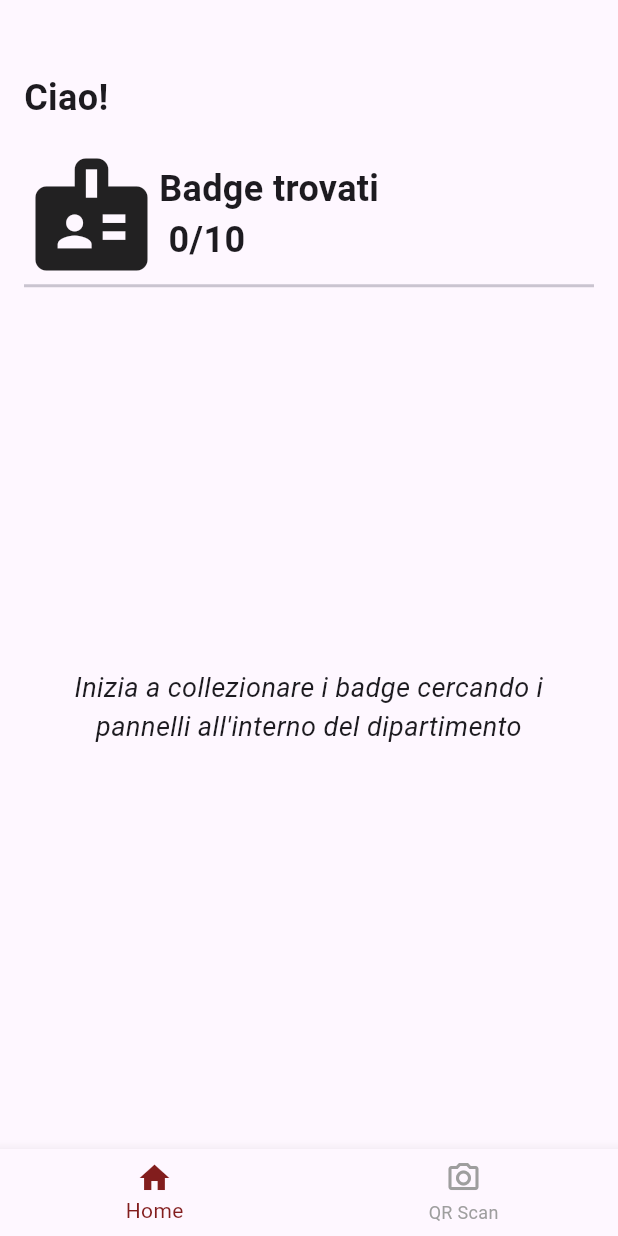
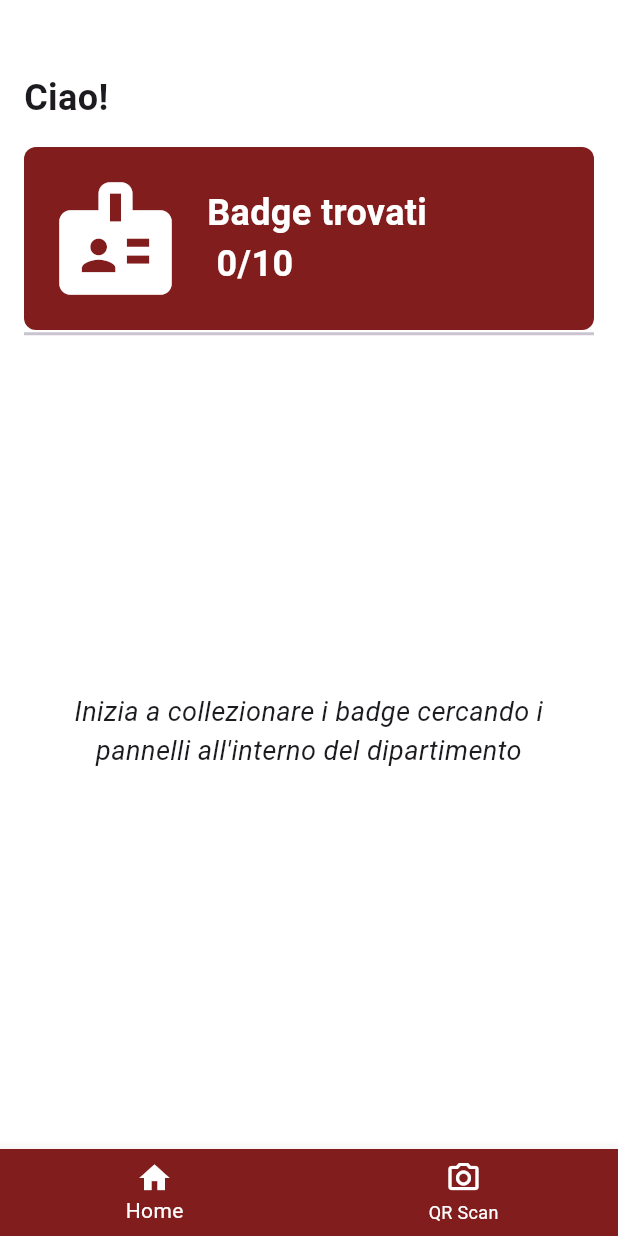
Before and after one commit to elenam001/donne_in_informatica, a Flutter app: the screen it shows after launch, on a phone screen of 412 x 824 dp. Run offline on Flutter 3.47's test engine with Material 3 defaults, Android fonts, the phone set to English and light mode, and no system bars; our stand-ins replace sqflite, sqflite_common_ffi, sqflite_common_ffi_web; missing offline and left inert: mobile_scanner; accounts and stored records are empty.

Commit message:
fix + sistemato ui

```diff
--- a/lib/view/home.dart
+++ b/lib/view/home.dart
@@ -1,6 +1,6 @@
 import 'package:donne_e_informatica/db/db.dart' as db;
 import 'package:flutter/material.dart';
-import 'package:shared_preferences/shared_preferences.dart';
+
 class HomePage extends StatefulWidget {
   const HomePage({Key? key}) : super(key: key);
 
@@ -30,17 +30,28 @@ class HomePageState extends State<HomePage> {
       future: db.DatabaseHelper.getDescription(title),
       builder: (context, snapshot) {
         String fullDescription = snapshot.data ?? 'Descrizione non disponibile';
-        return ExpansionTile(
+        return Card(
+          color: Colors.white, // Colore di sfondo del card bianco
+          shape: RoundedRectangleBorder(
+            side: const BorderSide(
+                color: Color.fromARGB(255, 130, 29, 29),
+                width: 2), // Bordo rosso scuro
+            borderRadius: BorderRadius.circular(8.0),
+          ),
+          child: ExpansionTile(
             title: Text(
               title,
               style: const TextStyle(fontSize: 18, fontWeight: FontWeight.bold),
             ),
             children: <Widget>[
               Padding(
-              padding: const EdgeInsets.symmetric(horizontal: 16.0, vertical: 8.0),
-              child: Text(fullDescription, style: const TextStyle(fontSize: 16)),
+                padding:
+                    const EdgeInsets.symmetric(horizontal: 16.0, vertical: 8.0),
+                child:
+                    Text(fullDescription, style: const TextStyle(fontSize: 16)),
               ),
             ],
+          ),
         );
       },
     );
@@ -49,6 +60,7 @@ class HomePageState extends State<HomePage> {
   @override
   Widget build(BuildContext context) {
     return Scaffold(
+      backgroundColor: Colors.white, // Sfondo bianco dell'intera pagina
       body: Padding(
         padding: const EdgeInsets.all(16.0),
         child: Column(
@@ -60,17 +72,32 @@ class HomePageState extends State<HomePage> {
               style: TextStyle(fontSize: 24, fontWeight: FontWeight.bold),
             ),
             const SizedBox(height: 16),
-            Row(
+            // Riquadro per "Badge trovati" colorato interamente di rosso scuro
+            Container(
+              decoration: BoxDecoration(
+                color: const Color.fromARGB(
+                    255, 130, 29, 29), // Sfondo rosso scuro
+                borderRadius: BorderRadius.circular(8),
+              ),
+              padding: const EdgeInsets.all(16),
+              child: Row(
                 children: [
                   const Icon(
                     Icons.badge,
                     size: 90,
+                    color: Colors.white, // Icona bianca
                   ),
+                  const SizedBox(width: 16),
                   Text(
                     'Badge trovati \n $collectedCount/10',
-                  style: const TextStyle(fontSize: 24, fontWeight: FontWeight.bold),
+                    style: const TextStyle(
+                      fontSize: 24,
+                      fontWeight: FontWeight.bold,
+                      color: Colors.white, // Testo bianco
+                    ),
                   ),
                 ],
+              ),
             ),
             const Divider(height: 5, thickness: 2),
             Expanded(
@@ -78,7 +105,8 @@ class HomePageState extends State<HomePage> {
                   ? const Center(
                       child: Text(
                         'Inizia a collezionare i badge cercando i pannelli all\'interno del dipartimento',
-                        style: TextStyle(fontSize: 18, fontStyle: FontStyle.italic),
+                        style: TextStyle(
+                            fontSize: 18, fontStyle: FontStyle.italic),
                         textAlign: TextAlign.center,
                       ),
                     )
--- a/lib/view/navigation.dart
+++ b/lib/view/navigation.dart
@@ -38,10 +38,12 @@ class _NavigationState extends State<Navigation> {
       'https://womenincs.math.unipd.it/orientamento-1.0/barbara_liskov': 3,
       'https://womenincs.math.unipd.it/orientamento-1.0/margaret_hamilton': 4,
       'https://womenincs.math.unipd.it/orientamento-1.0/grace_hopper': 5,
-      'https://womenincs.math.unipd.it/orientamento-1.0/frances_elizabeth_allen': 6,
+      'https://womenincs.math.unipd.it/orientamento-1.0/frances_elizabeth_allen':
+          6,
       'https://womenincs.math.unipd.it/orientamento-1.0/fei_fei_li': 7,
       'https://womenincs.math.unipd.it/orientamento-1.0/shafi_goldwasser': 8,
-      'https://womenincs.math.unipd.it/orientamento-1.0/luigia_carlucci_aiello': 9,
+      'https://womenincs.math.unipd.it/orientamento-1.0/luigia_carlucci_aiello':
+          9,
       'https://womenincs.math.unipd.it/orientamento-1.0/code_girls': 10,
     };
 
@@ -62,7 +64,8 @@ class _NavigationState extends State<Navigation> {
     if (idDonna != null && badgeNames.containsKey(idDonna)) {
       String badgeName = badgeNames[idDonna]!;
 
-      bool alreadyCollected = await db.DatabaseHelper.instance.isBadgeCollected(badgeName);
+      bool alreadyCollected =
+          await db.DatabaseHelper.instance.isBadgeCollected(badgeName);
 
       if (!alreadyCollected) {
         await db.DatabaseHelper.instance.addCollectedBadge(badgeName);
@@ -86,8 +89,11 @@ class _NavigationState extends State<Navigation> {
     return Scaffold(
       body: _pages[_selectedIndex],
       bottomNavigationBar: BottomNavigationBar(
-        selectedItemColor: const Color.fromARGB(255, 130, 29, 29),
-        unselectedItemColor: Colors.grey,
+        backgroundColor:
+            const Color.fromARGB(255, 130, 29, 29), // Sfondo rosso scuro
+        selectedItemColor: Colors.white, // Icona e testo selezionati bianchi
+        unselectedItemColor:
+            Colors.white, // Icona e testo non selezionati bianchi
         items: const <BottomNavigationBarItem>[
           BottomNavigationBarItem(
             activeIcon: Icon(Icons.home),
```
Lines whose indentation alone changed are shown as unchanged.
